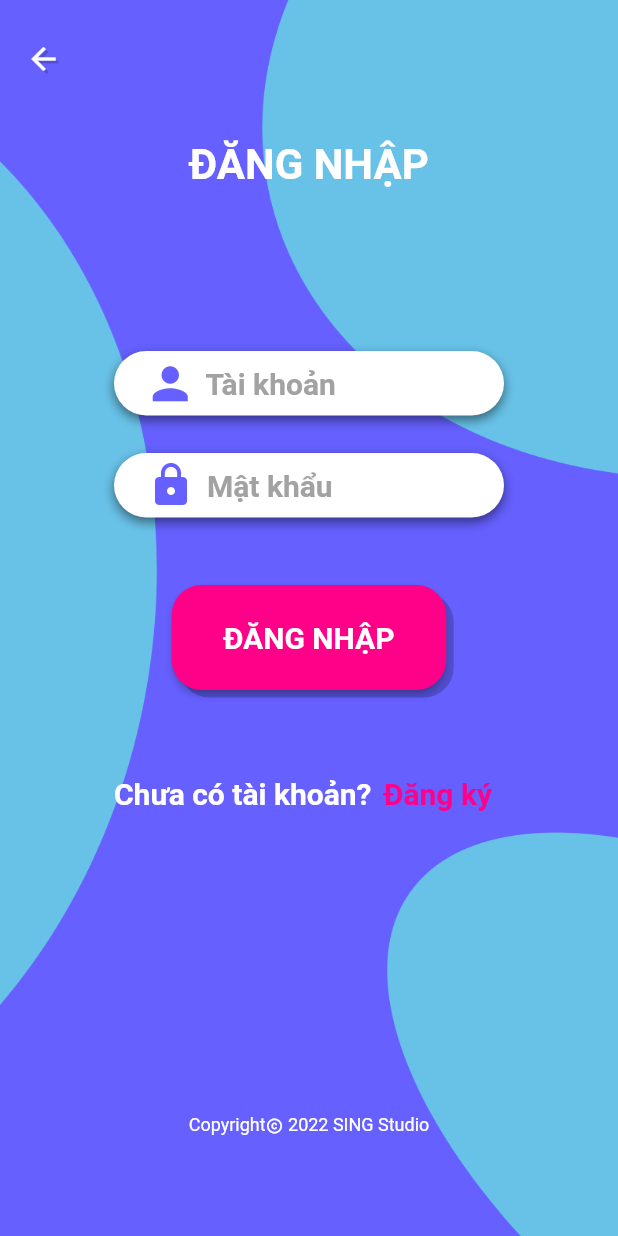
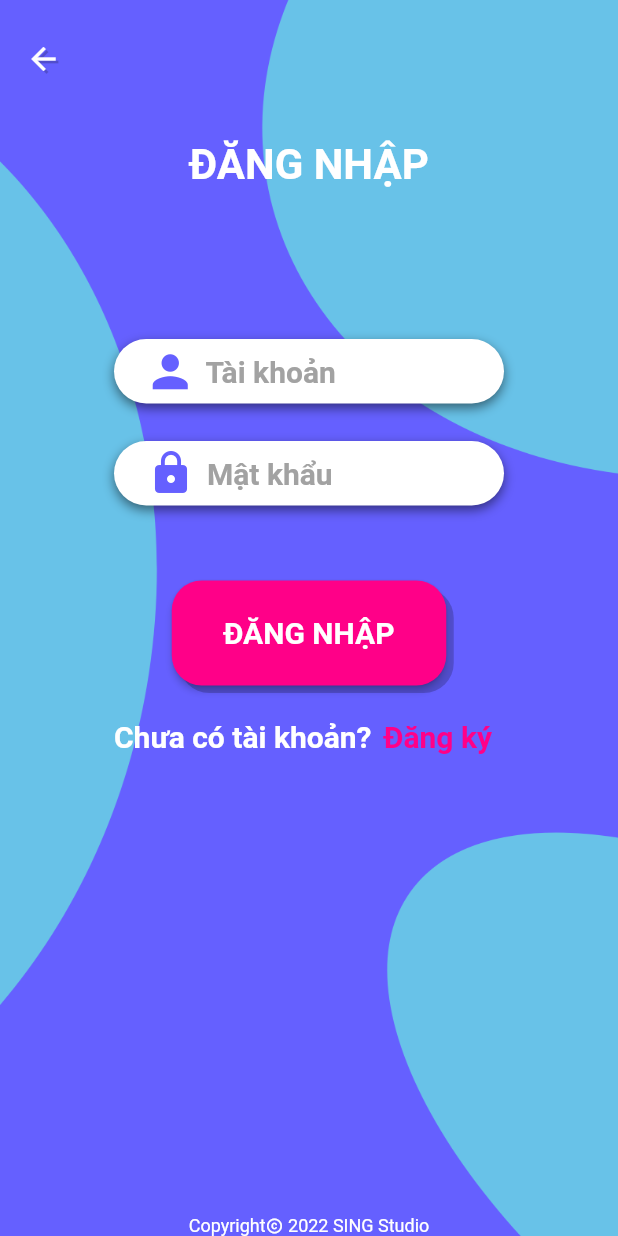
Before and after one commit to Thinh-CKC/Sing, a Flutter app: the FirstScreen screen opened directly, after a tap on "ĐĂNG NHẬP", on a phone screen of 412 x 824 dp. Run offline on Flutter 3.47's test engine with Material 2 defaults, Android fonts, the light colour scheme and no system bars; our stand-ins replace percent_indicator.

Commit message:
update code

```diff
--- a/choi_cung_ohoo/lib/main.dart
+++ b/choi_cung_ohoo/lib/main.dart
@@ -6,6 +6,7 @@ import 'package:choi_cung_ohoo/screens/doi_khang/che_do_doi_khang.dart';
 import 'package:choi_cung_ohoo/screens/giao_dien_dau_tien.dart';
 import 'package:choi_cung_ohoo/screens/giao_dien_sanh.dart';
 import 'package:choi_cung_ohoo/screens/doi_khang/moi_nguoi_choi.dart';
+import 'package:choi_cung_ohoo/screens/level_choi.dart';
 import 'package:flutter/material.dart';
 
 void main() {
@@ -20,7 +21,7 @@ class MyApp extends StatelessWidget {
       title: 'QuizQuest',
       //theme: ThemeData(fontFamily: 'Verdana'),
       debugShowCheckedModeBanner: false,
-      home: InviteDoiKhangScreen(),
+      home: FirstScreen(),
       routes: {},
     );
   }
--- a/choi_cung_ohoo/lib/screens/dang_nhap.dart
+++ b/choi_cung_ohoo/lib/screens/dang_nhap.dart
@@ -23,10 +23,12 @@ class _SignInScreenState extends State<SignInScreen> {
               image: AssetImage('images/backgrounds/background.png'),
               fit: BoxFit.fill),
         ),
-        child: Column(children: [
+        child: Column(
+          children: [
             Container(
               margin: EdgeInsets.fromLTRB(5, 15, 0, 0),
-            child: Row(children: [
+              child: Row(
+                children: [
                   IconButton(
                     onPressed: () {
                       Navigator.pop(
@@ -47,11 +49,14 @@ class _SignInScreenState extends State<SignInScreen> {
                       ],
                     ),
                   ),
-            ]),
+                ],
+              ),
             ),
             Container(
               margin: EdgeInsets.only(top: 30),
-            child: Row(mainAxisAlignment: MainAxisAlignment.center, children: [
+              child: Row(
+                mainAxisAlignment: MainAxisAlignment.center,
+                children: [
                   Text(
                     'ĐĂNG NHẬP',
                     style: TextStyle(
@@ -59,7 +64,8 @@ class _SignInScreenState extends State<SignInScreen> {
                         fontWeight: FontWeight.bold,
                         fontSize: 28),
                   ),
-            ]),
+                ],
+              ),
             ),
             Container(
               width: 260,
@@ -76,7 +82,7 @@ class _SignInScreenState extends State<SignInScreen> {
                 ],
               ),
               padding: EdgeInsets.fromLTRB(20, 0, 0, 0),
-            margin: EdgeInsets.only(top: 108),
+              margin: EdgeInsets.only(top: 100),
               child: TextField(
                 style: TextStyle(
                   color: Color(0xFFA2A2A2),
@@ -129,7 +135,7 @@ class _SignInScreenState extends State<SignInScreen> {
               ),
             ),
             Container(
-            margin: EdgeInsets.only(top: 45),
+              margin: EdgeInsets.only(top: 50),
               decoration: BoxDecoration(
                 borderRadius: BorderRadius.circular(20),
                 boxShadow: [
@@ -151,7 +157,9 @@ class _SignInScreenState extends State<SignInScreen> {
                 onPressed: () {
                   Navigator.push(
                     context,
-                  MaterialPageRoute(builder: (context) => const LobbyScreen()),
+                    MaterialPageRoute(
+                      builder: (context) => const LobbyScreen(),
+                    ),
                   );
                 },
                 child: Text(
@@ -160,9 +168,14 @@ class _SignInScreenState extends State<SignInScreen> {
                 ),
               ),
             ),
+            Expanded(
+              child: Column(
+                children: [
                   Container(
-            margin: EdgeInsets.fromLTRB(0, 45, 0, 0),
-            child: Row(mainAxisAlignment: MainAxisAlignment.center, children: [
+                    margin: EdgeInsets.fromLTRB(0, 10, 0, 0),
+                    child: Row(
+                      mainAxisAlignment: MainAxisAlignment.center,
+                      children: [
                         Text(
                           'Chưa có tài khoản?',
                           style: TextStyle(
@@ -176,7 +189,8 @@ class _SignInScreenState extends State<SignInScreen> {
                             Navigator.push(
                               context,
                               MaterialPageRoute(
-                          builder: (context) => const SignUpScreen()),
+                                builder: (context) => const SignUpScreen(),
+                              ),
                             );
                           },
                           child: Text(
@@ -186,12 +200,20 @@ class _SignInScreenState extends State<SignInScreen> {
                               fontSize: 20,
                               fontWeight: FontWeight.bold,
                             ),
-                  ))
-            ]),
                           ),
+                        ),
+                      ],
+                    ),
+                  ),
+                ],
+              ),
+            ),
+            Column(
+              children: [
                 Container(
-            margin: EdgeInsets.fromLTRB(0, 190, 0, 0),
-            child: Row(mainAxisAlignment: MainAxisAlignment.center, children: [
+                  child: Row(
+                    mainAxisAlignment: MainAxisAlignment.center,
+                    children: [
                       Text(
                         'Copyright',
                         style: TextStyle(color: Colors.white, fontSize: 12),
@@ -206,14 +228,15 @@ class _SignInScreenState extends State<SignInScreen> {
                       ),
                       Text(
                         '2022 SING Studio',
-                style: TextStyle(
-                  color: Colors.white,
-                  fontSize: 12,
+                        style: TextStyle(color: Colors.white, fontSize: 12),
+                      ),
+                    ],
                   ),
                 ),
-            ]),
+              ],
             ),
-        ]),
+          ],
+        ),
       ),
     );
   }
--- a/choi_cung_ohoo/lib/screens/giao_dien_dau_tien.dart
+++ b/choi_cung_ohoo/lib/screens/giao_dien_dau_tien.dart
@@ -26,9 +26,12 @@ class _FirstScreenState extends State<FirstScreen> {
         child: Column(
           children: [
             Container(
-              margin: EdgeInsets.fromLTRB(0, 135, 0, 0),
+              margin: EdgeInsets.fromLTRB(0, 100, 0, 0),
               child: Logo(),
             ),
+            Expanded(
+              child: Column(
+                children: [
                   Container(
                     margin: EdgeInsets.fromLTRB(0, 50, 0, 0),
                     decoration: BoxDecoration(
@@ -60,12 +63,13 @@ class _FirstScreenState extends State<FirstScreen> {
                       },
                       child: Text(
                         'ĐĂNG NHẬP',
-                  style: TextStyle(fontWeight: FontWeight.bold, fontSize: 18),
+                        style: TextStyle(
+                            fontWeight: FontWeight.bold, fontSize: 18),
                       ),
                     ),
                   ),
                   Container(
-              margin: EdgeInsets.fromLTRB(0, 30, 0, 0),
+                    margin: EdgeInsets.fromLTRB(0, 20, 0, 0),
                     decoration: BoxDecoration(
                       borderRadius: BorderRadius.circular(15),
                       boxShadow: [
@@ -95,12 +99,17 @@ class _FirstScreenState extends State<FirstScreen> {
                       },
                       child: Text(
                         'ĐĂNG KÝ',
-                  style: TextStyle(fontWeight: FontWeight.bold, fontSize: 18),
+                        style: TextStyle(
+                            fontWeight: FontWeight.bold, fontSize: 18),
                       ),
                     ),
                   ),
+                ],
+              ),
+            ),
+            Column(
+              children: [
                 Container(
-              margin: EdgeInsets.only(top: 195),
                   child: Row(
                     mainAxisAlignment: MainAxisAlignment.center,
                     children: [
@@ -131,6 +140,8 @@ class _FirstScreenState extends State<FirstScreen> {
                 ),
               ],
             ),
+          ],
+        ),
       ),
     );
   }
```
Also changed, not shown: choi_cung_ohoo/lib/screens/chat.dart (added, +79 -0 lines), choi_cung_ohoo/lib/screens/dang_ky.dart (+40 -15 lines), choi_cung_ohoo/lib/screens/level_choi.dart (added, +77 -0 lines). Lines whose indentation alone changed are shown as unchanged.
